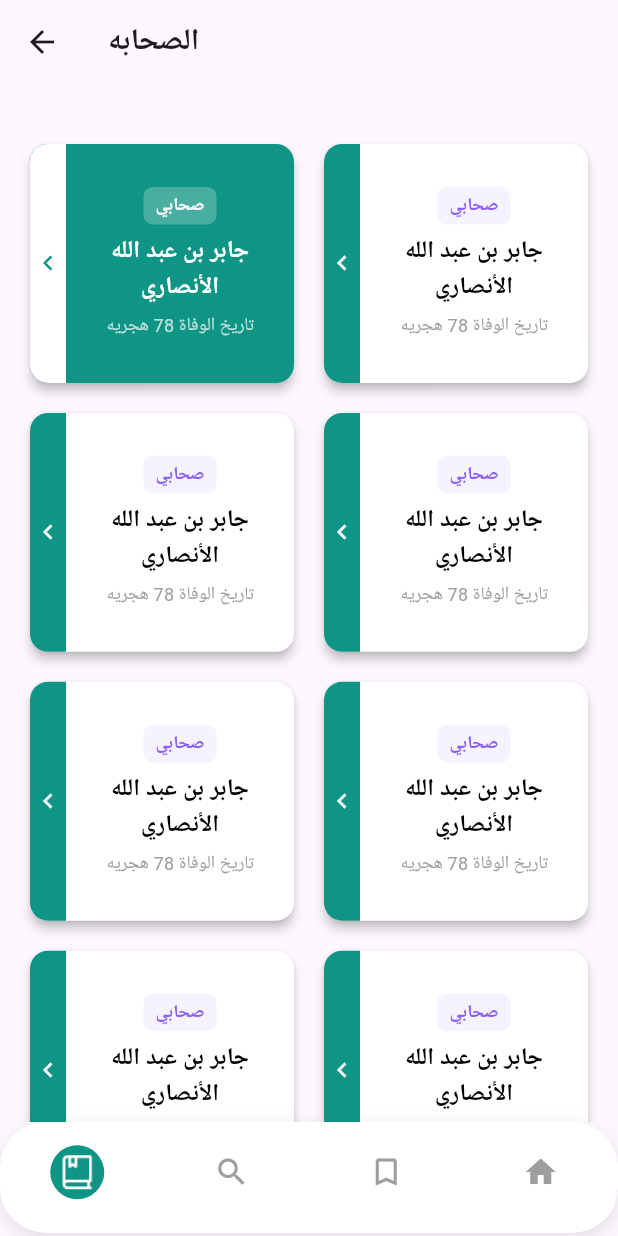
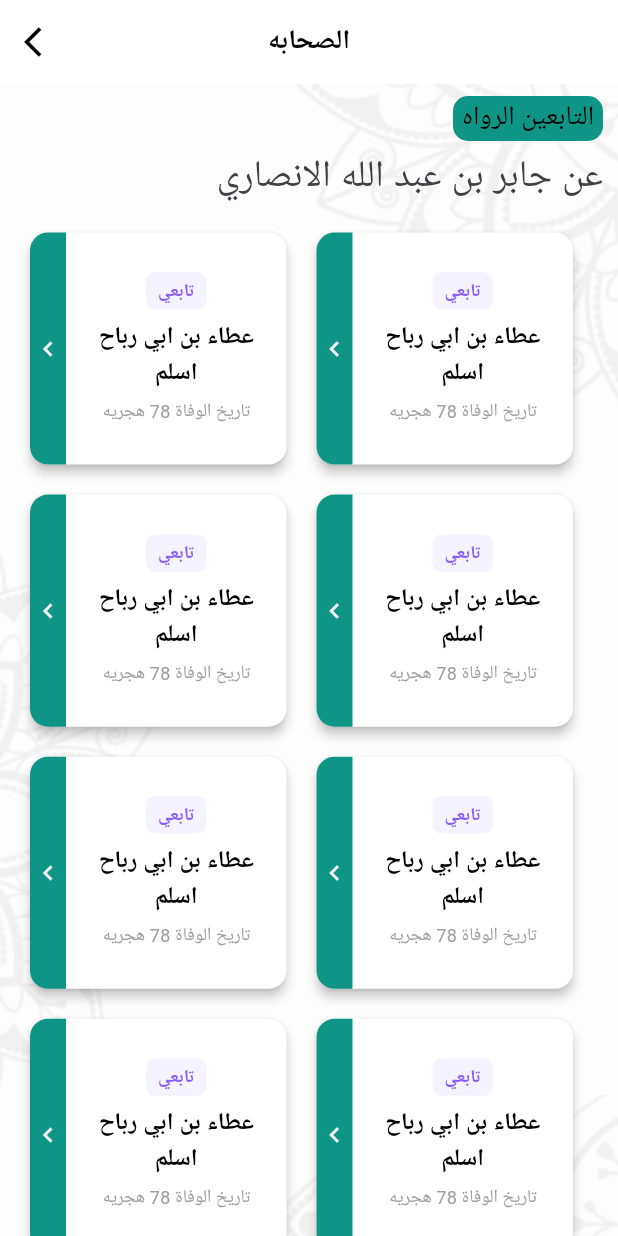
Before and after one commit to Salma28-zahran/Asaneed, a Flutter app: the HomeScreen screen opened by its route, after a tap on "صحابي", on a phone screen of 412 x 824 dp. Run offline on Flutter 3.47's test engine with Material 3 defaults, Android fonts, the phone set to English and light mode, and no system bars; our stand-ins replace google_fonts; Roboto replaces fonts that are missing (Arial Nova).

Commit message:
2 screens in circle 2 screens cards

```diff
--- a/lib/core/resources/app_assets_manager.dart
+++ b/lib/core/resources/app_assets_manager.dart
@@ -8,6 +8,9 @@ abstract class AssetsManager {
   static const String book2 = "assets/images/png/book2.png";
   static const String sal2 = "assets/images/png/sal2.png";
   static const String search = "assets/images/png/search.png";
+  static const String background = "assets/images/png/background.png";
+
+
 
 
 
--- a/lib/core/route/routes.dart
+++ b/lib/core/route/routes.dart
@@ -2,6 +2,9 @@ class PageRouteName{
   static const String homeScreen = '/home';
   static const String circle1 = '/circle1';
   static const String details = '/ details';
+  static const String rwah = '/ rwah';
+
+
 
 
 
--- a/lib/core/route/routes_generator.dart
+++ b/lib/core/route/routes_generator.dart
@@ -2,26 +2,42 @@ import 'package:asaneed/core/route/routes.dart';
 import 'package:asaneed/features/circle/presentation/views/circle1.dart';
 import 'package:asaneed/features/details/presentation/views/sahaba_details.dart';
 import 'package:asaneed/features/home/presentation/views/home_screen.dart';
+import 'package:asaneed/features/home/presentation/views/tabs/book/rwah_screen.dart';
 import 'package:flutter/material.dart';
+import 'package:asaneed/core/widgets/background_screen.dart'; // استورد الـ BackgroundScreen
 
 class RoutesGenerator {
   static Route<dynamic> onGenerateRoutes(RouteSettings settings) {
     switch (settings.name) {
       case PageRouteName.circle1:
         return MaterialPageRoute(
-          builder: (context) => const Circle1(),
-          settings: settings,
-       );
-      case PageRouteName.details:
-        return MaterialPageRoute(
-          builder: (context) => const SahabaDetails(),
+          builder: (context) => const BackgroundScreen(
+            child: Circle1(),
+          ),
           settings: settings,
         );
 
+      case PageRouteName.details:
+        return MaterialPageRoute(
+          builder: (context) => const BackgroundScreen(
+            child: SahabaDetails(),
+          ),
+          settings: settings,
+        );
+
+      case PageRouteName.rwah: // غيرت الاسم هنا لأنه كان مكرر
+        return MaterialPageRoute(
+          builder: (context) => const BackgroundScreen(
+            child: RwahScreen(),
+          ),
+          settings: settings,
+        );
 
       default:
         return MaterialPageRoute(
-          builder: (context) => const HomeScreen(),
+          builder: (context) => const BackgroundScreen(
+            child: HomeScreen(),
+          ),
           settings: settings,
         );
     }
--- /dev/null
+++ b/lib/core/widgets/background_screen.dart
@@ -0,0 +1,23 @@
+import 'package:asaneed/core/resources/app_assets_manager.dart';
+import 'package:flutter/material.dart';
+
+class BackgroundScreen extends StatelessWidget {
+  final Widget child;
+  const BackgroundScreen({super.key, required this.child});
+
+  @override
+  Widget build(BuildContext context) {
+    return Container(
+      decoration: BoxDecoration(
+        image: DecorationImage(
+          image: AssetImage(AssetsManager.background), // صورتك
+          fit: BoxFit.cover,
+        ),
+      ),
+      child: Scaffold(
+        backgroundColor: Colors.transparent, // علشان الخلفية تبان
+        body: child,
+      ),
+    );
+  }
+}
--- a/lib/features/circle/presentation/views/circle1.dart
+++ b/lib/features/circle/presentation/views/circle1.dart
@@ -28,9 +28,7 @@ class _Circle1State extends State<Circle1> with SingleTickerProviderStateMixin {
       _currentIndex = index;
     });
 
-    // هنا تقدري تغيري الشاشة اللي بتظهر حسب index
-    // مثلاً:
-    // if (index == 0) { ... }
+
   }
 
   @override
@@ -75,6 +73,7 @@ class _Circle1State extends State<Circle1> with SingleTickerProviderStateMixin {
   @override
   Widget build(BuildContext context) {
     return Scaffold(
+      backgroundColor: Colors.transparent,
       appBar: AppBar(
         elevation: 0,
         backgroundColor: Colors.white,
--- a/lib/features/circle/presentation/views/tabs/sahaba_screen.dart
+++ b/lib/features/circle/presentation/views/tabs/sahaba_screen.dart
@@ -8,7 +8,8 @@ class SahabaScreen extends StatelessWidget {
   @override
   Widget build(BuildContext context) {
     return Scaffold(
-      backgroundColor: AppColor.white,
+     // backgroundColor: AppColor.white,
+      backgroundColor: Colors.transparent,
       body: _sahabaContent(context),
     );
   }
--- a/lib/features/circle/presentation/views/tabs/tabeen1_screen.dart
+++ b/lib/features/circle/presentation/views/tabs/tabeen1_screen.dart
@@ -8,7 +8,8 @@ class Tabeen1Screen extends StatelessWidget {
   @override
   Widget build(BuildContext context) {
     return Scaffold(
-      backgroundColor: AppColor.white,
+     // backgroundColor: AppColor.white,
+      backgroundColor: Colors.transparent,
       body:_tabeen1Content(context),
     );
   }
--- a/lib/features/circle/presentation/views/tabs/tabeen2_screen.dart
+++ b/lib/features/circle/presentation/views/tabs/tabeen2_screen.dart
@@ -9,7 +9,7 @@ class Tabeen2Screen extends StatelessWidget {
   @override
   Widget build(BuildContext context) {
     return Scaffold(
-      backgroundColor: AppColor.white,
+      backgroundColor: Colors.transparent,
       body:_tabeen2Content(context),
     );
   }
--- a/lib/features/details/presentation/views/sahaba_details.dart
+++ b/lib/features/details/presentation/views/sahaba_details.dart
@@ -63,7 +63,8 @@ class _SahabaDetailsState extends State<SahabaDetails>
   @override
   Widget build(BuildContext context) {
     return Scaffold(
-      backgroundColor: AppColor.white,
+      //backgroundColor: AppColor.white,
+      backgroundColor: Colors.transparent,
       appBar: AppBar(
         backgroundColor: Colors.white,
         surfaceTintColor: Colors.transparent,
--- a/lib/features/details/presentation/views/tabs/extra.dart
+++ b/lib/features/details/presentation/views/tabs/extra.dart
@@ -17,7 +17,8 @@ class _ExtraState extends State<Extra> {
     return Center(
       child: SingleChildScrollView(
         child: Container(
-          color: Color(0xffEFE8E8FF),
+
+          color: Colors.white70,
           width: 380,
           //height: 1028,
           child: Padding(
@@ -111,7 +112,6 @@ class _ExtraState extends State<Extra> {
       ),
     );
   }
-  // عنصر واحد (Row) زي اللي في الصورة
   Widget buildBioRow(String label, String value) {
     return Padding(
       padding: const EdgeInsets.symmetric(vertical: 4),
@@ -119,12 +119,11 @@ class _ExtraState extends State<Extra> {
         mainAxisAlignment: MainAxisAlignment.end,
         crossAxisAlignment: CrossAxisAlignment.start,
         children: [
-          // القيمة (على الشمال)
           Flexible(
             child: Container(
               padding: const EdgeInsets.symmetric(horizontal: 8, vertical: 6),
               decoration: BoxDecoration(
-                color: const Color(0xffF3F3F3), // رمادي فاتح
+                color: const Color(0xffF3F3F3),
                 borderRadius: BorderRadius.circular(6),
               ),
               child: Text(
@@ -135,13 +134,13 @@ class _ExtraState extends State<Extra> {
             ),
           ),
           const SizedBox(width: 8),
-          // الليبل (على اليمين)
+
           Container(
             padding: const EdgeInsets.symmetric(horizontal: 8, vertical: 6),
             decoration: BoxDecoration(
               color: Colors.white,
               borderRadius: BorderRadius.circular(6),
-              border: Border.all(color: const Color(0xffE6DBA7)), // أصفر فاتح
+              border: Border.all(color: const Color(0xffE6DBA7)),
             ),
             child: Text(
               label,
--- a/lib/features/home/presentation/views/home_screen.dart
+++ b/lib/features/home/presentation/views/home_screen.dart
@@ -1,5 +1,5 @@
 import 'package:asaneed/core/resources/app_assets_manager.dart';
-import 'package:asaneed/features/home/presentation/views/tabs/book_screen.dart';
+import 'package:asaneed/features/home/presentation/views/tabs/book/book_screen.dart';
 import 'package:asaneed/features/home/presentation/views/tabs/fav_screen.dart';
 import 'package:asaneed/features/home/presentation/views/tabs/home_page.dart';
 import 'package:asaneed/features/home/presentation/views/tabs/search_screen.dart';
@@ -40,6 +40,7 @@ class _HomeScreenState extends State<HomeScreen> {
   @override
   Widget build(BuildContext context) {
     return Scaffold(
+      backgroundColor: Colors.transparent,
       appBar: (_selectedIndex == 0 || _selectedIndex == 1 || _selectedIndex == 2)
           ? null
           : const CustomAppBar(),
--- /dev/null
+++ b/lib/features/home/presentation/views/tabs/book/book_screen.dart
@@ -0,0 +1,158 @@
+import 'package:asaneed/core/route/routes.dart';
+import 'package:asaneed/theme/app_theme.dart';
+import 'package:flutter/material.dart';
+import 'package:google_fonts/google_fonts.dart';
+
+class BookScreen extends StatefulWidget {
+  const BookScreen({super.key});
+
+  @override
+  State<BookScreen> createState() => _BookScreenState();
+}
+
+class _BookScreenState extends State<BookScreen> {
+  int? selectedIndex;
+
+  @override
+  Widget build(BuildContext context) {
+    return SafeArea(
+      child: Scaffold(
+        appBar: AppBar(
+          title: Text(
+            "الصحابه",
+            style: GoogleFonts.inter(
+              fontSize: 20,
+              fontWeight: FontWeight.w600,
+            ),
+          ),
+        ),
+        body: Column(
+          children: [
+            const SizedBox(height: 20),
+            Expanded(
+              child: GridView.builder(
+                itemCount: 8,
+                gridDelegate: const SliverGridDelegateWithFixedCrossAxisCount(
+                  crossAxisCount: 2,
+                  mainAxisSpacing: 12,
+                  crossAxisSpacing: 12,
+                  childAspectRatio: 110 / 100,
+                ),
+                padding: const EdgeInsets.all(16),
+                itemBuilder: (context, index) {
+                  return buildSahabiCard(
+                    context: context,
+                    index: index,
+                    isSelected: selectedIndex == index,
+                    type: "صحابي",
+                    name: "جابر بن عبد الله الأنصاري",
+                    date: "تاريخ الوفاة 78 هجريه",
+                  );
+                },
+              ),
+            ),
+          ],
+        ),
+      ),
+    );
+  }
+
+  Widget buildSahabiCard({
+    required BuildContext context,
+    required int index,
+    required bool isSelected,
+    required String type,
+    required String name,
+    required String date,
+  }) {
+    return InkWell(
+      onTap: () {
+        setState(() {
+          selectedIndex = index;
+        });
+
+        Navigator.pushNamed(context, PageRouteName.rwah);
+
+
+
+      },
+      child: Card(
+        elevation: 3,
+        color: isSelected ? AppColor.primary : Colors.white,
+        shape: RoundedRectangleBorder(
+          borderRadius: BorderRadius.circular(12),
+        ),
+        child: Row(
+          children: [
+
+            Container(
+              width: 24,
+              decoration: BoxDecoration(
+                color: isSelected ? Colors.white : AppColor.primary,
+                borderRadius: const BorderRadius.only(
+                  topLeft: Radius.circular(12),
+                  bottomLeft: Radius.circular(12),
+                ),
+              ),
+              child: Center(
+                child: Icon(
+                  Icons.chevron_left,
+                  color: isSelected ? AppColor.primary : AppColor.white,
+                  size: 20,
+                ),
+              ),
+            ),
+
+            Expanded(
+              child: Padding(
+                padding: const EdgeInsets.all(12),
+                child: Column(
+                  crossAxisAlignment: CrossAxisAlignment.center,
+                  mainAxisAlignment: MainAxisAlignment.center,
+                  children: [
+                    Container(
+                      padding: const EdgeInsets.symmetric(
+                          horizontal: 8, vertical: 4),
+                      decoration: BoxDecoration(
+                        color: isSelected
+                            ? Colors.white24
+                            : AppColor.purple,
+                        borderRadius: BorderRadius.circular(6),
+                      ),
+                      child: Text(
+                        type,
+                        style: TextStyle(
+                          color: isSelected ? AppColor.white : AppColor.purple2,
+                          fontSize: 12,
+                          fontWeight: FontWeight.bold,
+                        ),
+                      ),
+                    ),
+                    const SizedBox(height: 6),
+                    Text(
+                      name,
+                      textAlign: TextAlign.center,
+                      style: TextStyle(
+                        fontSize: 16,
+                        fontWeight: FontWeight.w600,
+                        color: isSelected ? Colors.white : Colors.black,
+                      ),
+                    ),
+                    const SizedBox(height: 6),
+                    Text(
+                      date,
+                      style: TextStyle(
+                        fontSize: 12,
+                        color: isSelected ? Colors.white70 : Colors.grey,
+                      ),
+                    ),
+                  ],
+                ),
+              ),
+            )
+          ],
+        ),
+      ),
+    );
+  }
+}
--- a/lib/features/home/presentation/views/tabs/book_screen.dart
+++ b/lib/features/home/presentation/views/tabs/book/rwah_screen.dart
@@ -1,33 +1,61 @@
+import 'package:asaneed/core/route/routes.dart';
 import 'package:asaneed/theme/app_theme.dart';
 import 'package:flutter/material.dart';
-import 'package:google_fonts/google_fonts.dart';
 
-class BookScreen extends StatefulWidget {
-  const BookScreen({super.key});
+class RwahScreen extends StatefulWidget {
+  const RwahScreen({super.key});
 
   @override
-  State<BookScreen> createState() => _BookScreenState();
+  State<RwahScreen> createState() => _RwahScreenState();
 }
 
-class _BookScreenState extends State<BookScreen> {
+class _RwahScreenState extends State<RwahScreen> {
   int? selectedIndex;
-
   @override
   Widget build(BuildContext context) {
-    return SafeArea(
-      child: Scaffold(
-        appBar: AppBar(
-          title: Text(
-            "الصحابه",
-            style: GoogleFonts.inter(
-              fontSize: 20,
-              fontWeight: FontWeight.w600,
+    return Scaffold(
+      backgroundColor: Colors.transparent,
+      appBar: AppBar(
+        backgroundColor: Colors.white,
+        surfaceTintColor: Colors.transparent,
+        elevation: 0,
+        leading: IconButton(
+          icon: const Icon(Icons.arrow_back_ios, color: Colors.black),
+          onPressed: () => Navigator.pop(context),
+        ),
+        title: Text(
+          "الصحابه",
+          style: AppColor.title,
+        ),
+        centerTitle: true,
+      ),
+      body: Padding(
+        padding: const EdgeInsets.only(right: 10,top: 8),
+        child: Column(
+          children: [
+            Align(
+              alignment: Alignment.topRight,
+              child: Container(
+                height: 30,
+                width: 100,
+                decoration: BoxDecoration(
+                  borderRadius: BorderRadius.circular(10),
+                  color: AppColor.primary,
+                ),
+
+                child: Center(child: Text("التابعين الرواه",style: AppColor.title.copyWith(fontWeight: FontWeight.w300))),
+              ),
             ),
-          ),
-        ),
-        body: Column(
-          children: [
-            const SizedBox(height: 20),
+            SizedBox(height: 5,),
+            Row(
+              mainAxisAlignment: MainAxisAlignment.end,
+              children: [
+                Text(
+                  "عن جابر بن عبد الله الانصاري",
+                  style: AppColor.title2.copyWith(fontSize: 25),
+                ),
+              ],
+            ),
             Expanded(
               child: GridView.builder(
                 itemCount: 8,
@@ -43,16 +71,18 @@ class _BookScreenState extends State<BookScreen> {
                     context: context,
                     index: index,
                     isSelected: selectedIndex == index,
-                    type: "صحابي",
-                    name: "جابر بن عبد الله الأنصاري",
+                    type: "تابعي",
+                    name: "عطاء بن ابي رباح اسلم",
                     date: "تاريخ الوفاة 78 هجريه",
                   );
                 },
               ),
             ),
+
           ],
         ),
       ),
+
     );
   }
 
@@ -70,8 +100,10 @@ class _BookScreenState extends State<BookScreen> {
           selectedIndex = index;
         });
 
+        Navigator.pushNamed(context, PageRouteName.details);
 
-        // Navigator.push(context, MaterialPageRoute(builder: (_) => YourPage()));
+
+
       },
       child: Card(
         elevation: 3,
--- a/lib/features/home/presentation/views/tabs/fav_screen.dart
+++ b/lib/features/home/presentation/views/tabs/fav_screen.dart
@@ -13,6 +13,7 @@ class FavScreen extends StatelessWidget {
       length: 3,
       initialIndex: 2,
       child: Scaffold(
+        backgroundColor: Colors.transparent,
         appBar: AppBar(
           automaticallyImplyLeading: false,
           backgroundColor: Colors.white,
--- a/lib/features/home/presentation/views/tabs/search_screen.dart
+++ b/lib/features/home/presentation/views/tabs/search_screen.dart
@@ -10,7 +10,8 @@ class SearchScreen extends StatelessWidget {
     return DefaultTabController(
       length: 2,
       child: Scaffold(
-        backgroundColor: AppColor.white,
+       // backgroundColor: AppColor.white,
+        backgroundColor: Colors.transparent,
         appBar: AppBar(
           automaticallyImplyLeading: false,
           backgroundColor: AppColor.white,
--- a/lib/main.dart
+++ b/lib/main.dart
@@ -1,6 +1,7 @@
+import 'package:asaneed/core/resources/app_assets_manager.dart';
 import 'package:flutter/material.dart';
 import 'core/route/routes_generator.dart';
-import 'core/route/routes.dart';
+
 
 void main() {
   runApp(const MyApp());
@@ -11,12 +12,24 @@ class MyApp extends StatelessWidget {
 
   @override
   Widget build(BuildContext context) {
-    return MaterialApp(
-      debugShowCheckedModeBanner: false,
-
-      //initialRoute: PageRouteName.homeScreen,
-
-      onGenerateRoute: RoutesGenerator.onGenerateRoutes,
+    return Container(
+      decoration: BoxDecoration(
+        image: DecorationImage(
+          image: AssetImage(AssetsManager.background), // صورتك
+          fit: BoxFit.cover,
+        ),
+      ),
+      child: MaterialApp(
+        debugShowCheckedModeBanner: false,
+        onGenerateRoute: RoutesGenerator.onGenerateRoutes,
+        builder: (context, child) {
+          // نخلي خلفية الـ Scaffold شفاف عشان يبان الـ background
+          return Scaffold(
+            backgroundColor: Colors.transparent,
+            body: child,
+          );
+        },
+      ),
     );
   }
 }
```
Also changed, not shown: assets/images/png/background.png (added).
